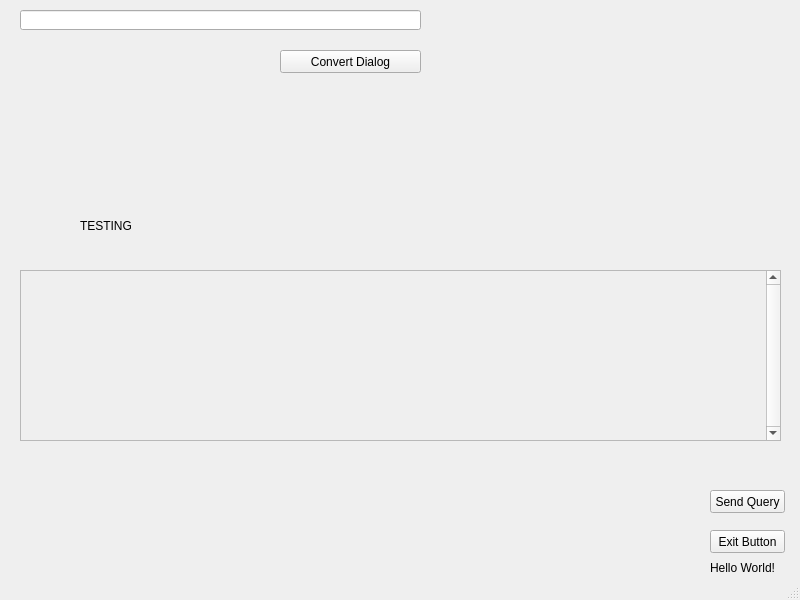
The window that mainwindow.ui (noegoman100/MouthamaticCppQt) describes before a commit, drawn with Qt 5.
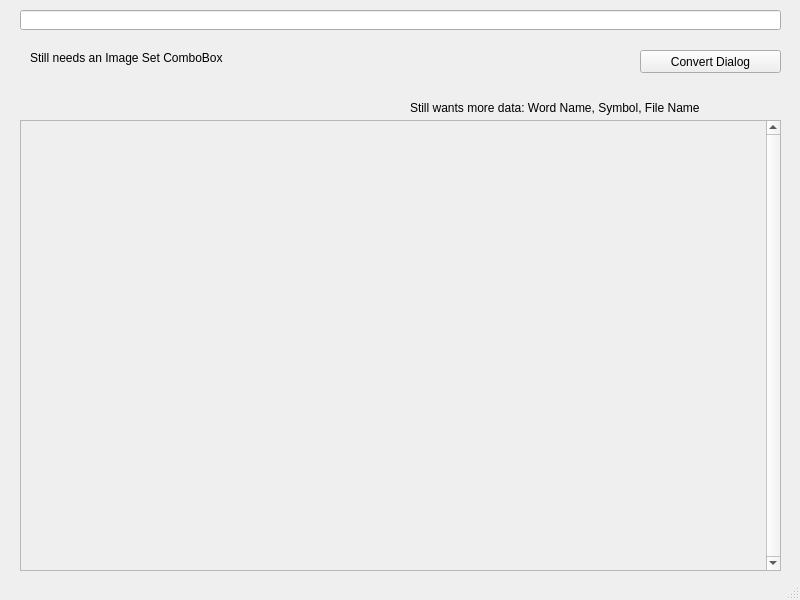
The same window after the commit.

Commit message: Working. Functionally complete. Wants more features.

Diff of the .ui file:
```diff
--- a/mainwindow.ui
+++ b/mainwindow.ui
@@ -14,49 +14,10 @@
    <string>MainWindow</string>
   </property>
   <widget class="QWidget" name="centralwidget">
-   <widget class="QLabel" name="label">
-    <property name="geometry">
-     <rect>
-      <x>710</x>
-      <y>560</y>
-      <width>81</width>
-      <height>16</height>
-     </rect>
-    </property>
-    <property name="text">
-     <string>Hello World!</string>
-    </property>
-   </widget>
-   <widget class="QPushButton" name="exitButton">
-    <property name="geometry">
-     <rect>
-      <x>710</x>
-      <y>530</y>
-      <width>75</width>
-      <height>23</height>
-     </rect>
-    </property>
-    <property name="text">
-     <string>Exit Button</string>
-    </property>
-   </widget>
-   <widget class="QPushButton" name="sendQueryButton">
-    <property name="geometry">
-     <rect>
-      <x>710</x>
-      <y>490</y>
-      <width>75</width>
-      <height>23</height>
-     </rect>
-    </property>
-    <property name="text">
-     <string>Send Query</string>
-    </property>
-   </widget>
    <widget class="QPushButton" name="convertDialogButton">
     <property name="geometry">
      <rect>
-      <x>280</x>
+      <x>640</x>
       <y>50</y>
       <width>141</width>
       <height>23</height>
@@ -71,31 +32,18 @@
      <rect>
       <x>20</x>
       <y>10</y>
-      <width>401</width>
+      <width>761</width>
       <height>20</height>
      </rect>
     </property>
    </widget>
-   <widget class="QLabel" name="imageLabel">
-    <property name="geometry">
-     <rect>
-      <x>80</x>
-      <y>140</y>
-      <width>331</width>
-      <height>171</height>
-     </rect>
-    </property>
-    <property name="text">
-     <string>TESTING</string>
-    </property>
-   </widget>
    <widget class="QScrollArea" name="imageScrollArea">
     <property name="geometry">
      <rect>
       <x>20</x>
-      <y>270</y>
+      <y>120</y>
       <width>761</width>
-      <height>171</height>
+      <height>451</height>
      </rect>
     </property>
     <property name="verticalScrollBarPolicy">
@@ -110,11 +58,37 @@
        <x>0</x>
        <y>0</y>
        <width>742</width>
-       <height>169</height>
+       <height>449</height>
       </rect>
      </property>
     </widget>
    </widget>
+   <widget class="QLabel" name="label">
+    <property name="geometry">
+     <rect>
+      <x>30</x>
+      <y>50</y>
+      <width>241</width>
+      <height>16</height>
+     </rect>
+    </property>
+    <property name="text">
+     <string>Still needs an Image Set ComboBox</string>
+    </property>
+   </widget>
+   <widget class="QLabel" name="label_2">
+    <property name="geometry">
+     <rect>
+      <x>410</x>
+      <y>100</y>
+      <width>361</width>
+      <height>16</height>
+     </rect>
+    </property>
+    <property name="text">
+     <string>Still wants more data: Word Name, Symbol, File Name</string>
+    </property>
+   </widget>
   </widget>
   <widget class="QStatusBar" name="statusbar"/>
  </widget>
```
The commit also changes 10 other files.
